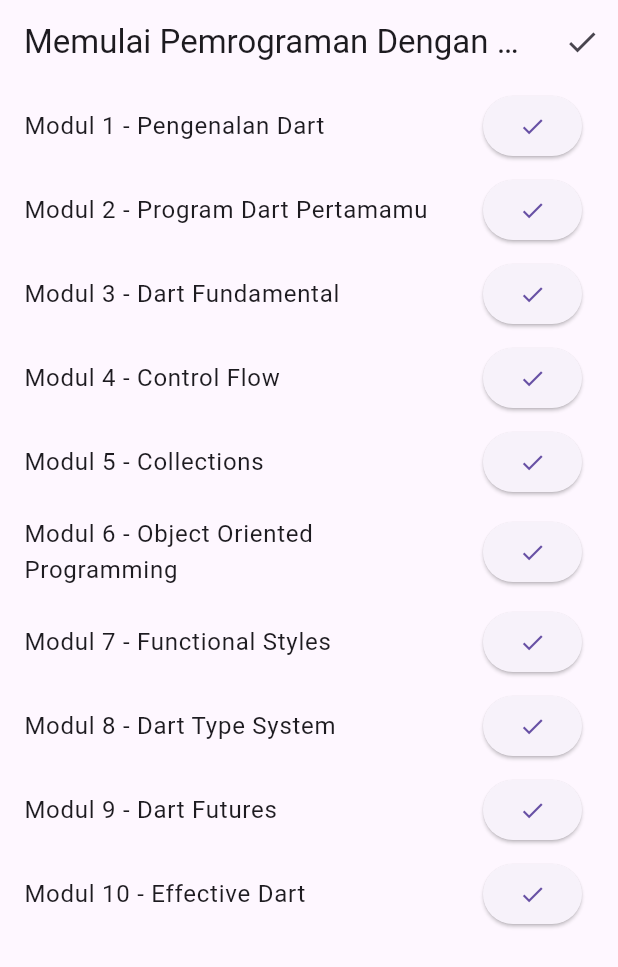
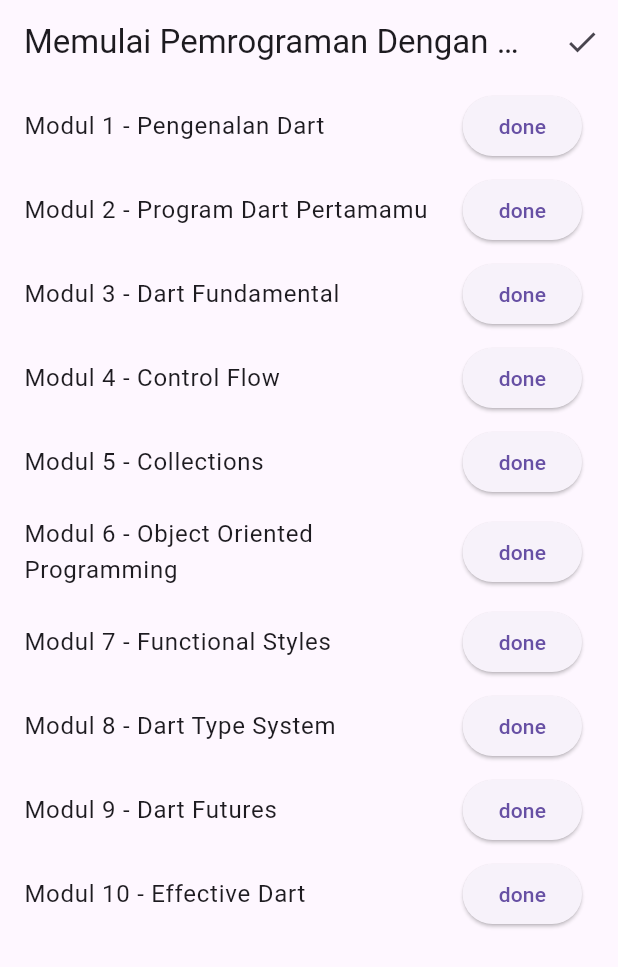
Before and after one commit to kevinWicaksono/dicodingFlutter, a Flutter app: the screen it shows after launch, on a phone screen of 412 x 824 dp. Shown: the top 967 px of the screen. Run offline on Flutter 3.47's test engine with Material 3 defaults, Android fonts, the light colour scheme and no system bars; our stand-ins replace google_fonts, webview_flutter.

Commit message:
trying flutter provider

```diff
--- /dev/null
+++ b/lib/StateManagementProvider/done_module_list.dart
@@ -0,0 +1,27 @@
+import 'package:dicoding_flutter/StateManagementProvider/done_module_provider.dart';
+import 'package:flutter/material.dart';
+import 'package:provider/provider.dart';
+
+class DoneModuleList extends StatelessWidget {
+  const DoneModuleList({super.key});
+
+  @override
+  Widget build(BuildContext context) {
+    final doneModuleList =
+        Provider.of<DoneModuleProvider>(context, listen: false).doneModuleList;
+
+    return Scaffold(
+      appBar: AppBar(
+        title: const Text('Done Module List'),
+      ),
+      body: ListView.builder(
+        itemBuilder: (context, index) {
+          return ListTile(
+            title: Text(doneModuleList[index]),
+          );
+        },
+        itemCount: doneModuleList.length,
+      ),
+    );
+  }
+}
--- /dev/null
+++ b/lib/StateManagementProvider/done_module_provider.dart
@@ -0,0 +1,12 @@
+import 'package:flutter/foundation.dart';
+
+class DoneModuleProvider extends ChangeNotifier {
+  final List<String> _doneModuleList = [];
+
+  List<String> get doneModuleList => _doneModuleList;
+
+  void addToCompletedList(String moduleName) {
+    _doneModuleList.add(moduleName);
+    notifyListeners();
+  }
+}
--- /dev/null
+++ b/lib/StateManagementProvider/module_list.dart
@@ -0,0 +1,66 @@
+import 'package:dicoding_flutter/StateManagementProvider/done_module_provider.dart';
+import 'package:flutter/material.dart';
+import 'package:provider/provider.dart';
+
+class ModuleList extends StatelessWidget {
+  const ModuleList({super.key});
+
+  final List<String> _moduleList = const [
+    'Modul 1 - Pengenalan Dart',
+    'Modul 2 - Program Dart Pertamamu',
+    'Modul 3 - Dart Fundamental',
+    'Modul 4 - Control Flow',
+    'Modul 5 - Collections',
+    'Modul 6 - Object Oriented Programming',
+    'Modul 7 - Functional Styles',
+    'Modul 8 - Dart Type System',
+    'Modul 9 - Dart Futures',
+    'Modul 10 - Effective Dart',
+  ];
+
+  @override
+  Widget build(BuildContext context) {
+    return ListView.builder(
+      itemCount: _moduleList.length,
+      itemBuilder: (context, index) {
+        return Consumer<DoneModuleProvider>(
+          builder: (context, DoneModuleProvider data, widget) {
+            return ModuleTile(
+              moduleName: _moduleList[index],
+              isDone: data.doneModuleList.contains(_moduleList[index]),
+              onClick: () {
+                data.addToCompletedList(_moduleList[index]);
+              },
+            );
+          },
+        );
+      },
+    );
+  }
+}
+
+class ModuleTile extends StatelessWidget {
+  final String moduleName;
+  final bool isDone;
+  final Function() onClick;
+
+  const ModuleTile({
+    super.key,
+    required this.moduleName,
+    required this.isDone,
+    required this.onClick,
+  });
+
+  @override
+  Widget build(BuildContext context) {
+    return ListTile(
+      title: Text(moduleName),
+      trailing: isDone
+          ? const Icon(Icons.done)
+          : ElevatedButton(
+              onPressed: onClick,
+              child: const Text('done'),
+            ),
+    );
+  }
+}
--- /dev/null
+++ b/lib/StateManagementProvider/module_page.dart
@@ -0,0 +1,33 @@
+import 'package:dicoding_flutter/StateManagementProvider/done_module_list.dart';
+import 'package:dicoding_flutter/StateManagementProvider/module_list.dart';
+import 'package:flutter/material.dart';
+
+class ModulePage extends StatelessWidget {
+  ModulePage({super.key});
+
+  final List<String> doneModuleList = [];
+
+  @override
+  Widget build(BuildContext context) {
+    return Scaffold(
+      appBar: AppBar(
+        title: const Text('Memulai Pemrograman Dengan Dart'),
+        actions: <Widget>[
+          IconButton(
+            icon: const Icon(Icons.done),
+            onPressed: () {
+              Navigator.push(
+                context,
+                MaterialPageRoute(
+                  builder: (context) =>
+                      const DoneModuleList(),
+                ),
+              );
+            },
+          ),
+        ],
+      ),
+      body: const ModuleList(),
+    );
+  }
+}
--- a/lib/main.dart
+++ b/lib/main.dart
@@ -1,5 +1,7 @@
-import 'package:dicoding_flutter/StateManagement/module_page.dart';
+import 'package:dicoding_flutter/StateManagementProvider/module_page.dart';
+import 'package:dicoding_flutter/StateManagementProvider/done_module_provider.dart';
 import 'package:flutter/material.dart';
+import 'package:provider/provider.dart';
 
 void main() {
   runApp(const MyApp());
@@ -10,13 +12,16 @@ class MyApp extends StatelessWidget {
 
   @override
   Widget build(BuildContext context) {
-    return MaterialApp(
-      title: 'Flutter Demo',
-      theme: ThemeData(
-        primarySwatch: Colors.blue,
-        visualDensity: VisualDensity.adaptivePlatformDensity,
+    return ChangeNotifierProvider(
+      create: (context) => DoneModuleProvider(),
+      child: MaterialApp(
+        title: 'Flutter Demo',
+        theme: ThemeData(
+          primarySwatch: Colors.blue,
+          visualDensity: VisualDensity.adaptivePlatformDensity,
+        ),
+        home: ModulePage(),
       ),
-      home: const ModulePage(),
     );
   }
 }
--- a/pubspec.yaml
+++ b/pubspec.yaml
@@ -33,7 +33,7 @@ dependencies:
   webview_flutter:
   google_fonts:
   math_expressions:
-
+  provider: ^6.1.2
 
   # The following adds the Cupertino Icons font to your application.
   # Use with the CupertinoIcons class for iOS style icons.
```
Also changed, not shown: lib/main_StateManagement.dart (added, +22 -0 lines), pubspec.lock.
